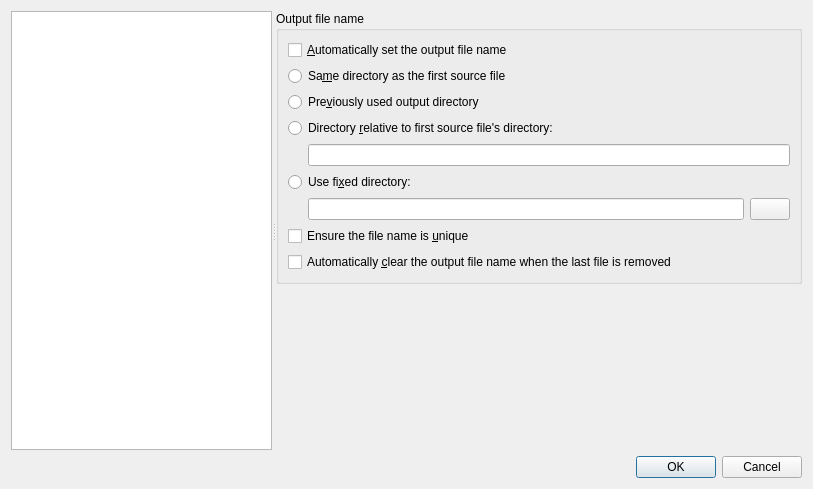
Qt form src/mkvtoolnix-gui/forms/main_window/preferences_dialog.ui (jpsdr/MKVToolnix-Windows-7) before a commit.
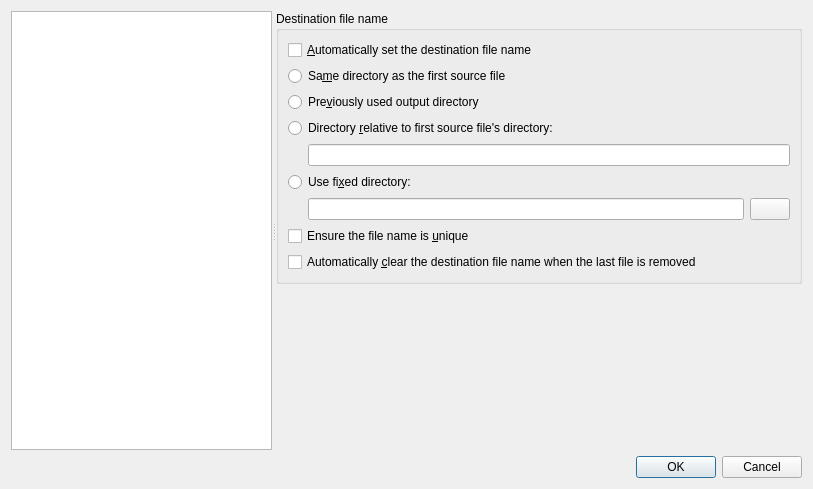
The same form after that commit. The open tabs and pages were chosen to show the change. Icons and pictures are not drawn. Custom widgets are drawn as their Qt base class.

Commit message: all programs: consistently use "destination file" instead of "output file"

The edit to the form file:
```diff
--- a/src/mkvtoolnix-gui/forms/main_window/preferences_dialog.ui
+++ b/src/mkvtoolnix-gui/forms/main_window/preferences_dialog.ui
@@ -751,13 +751,13 @@
         <item>
          <widget class="QGroupBox" name="groupBox_5">
           <property name="title">
-           <string>Output file name</string>
+           <string>Destination file name</string>
           </property>
           <layout class="QVBoxLayout" name="verticalLayout_5">
            <item>
             <widget class="QCheckBox" name="cbMAutoSetOutputFileName">
              <property name="text">
-              <string>&amp;Automatically set the output file name</string>
+              <string>&amp;Automatically set the destination file name</string>
              </property>
             </widget>
            </item>
@@ -856,7 +856,7 @@
            <item>
             <widget class="QCheckBox" name="cbMAutoClearOutputFileName">
              <property name="text">
-              <string>Automatically &amp;clear the output file name when the last file is removed</string>
+              <string>Automatically &amp;clear the destination file name when the last file is removed</string>
              </property>
             </widget>
            </item>
```
Left out of the diff: 2 changed lines with no effect on the pictures. The commit also changes 13 other files.
